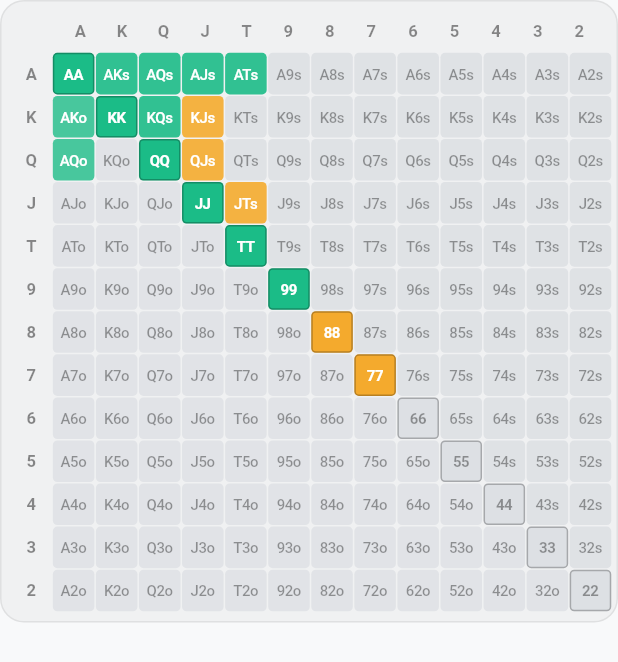
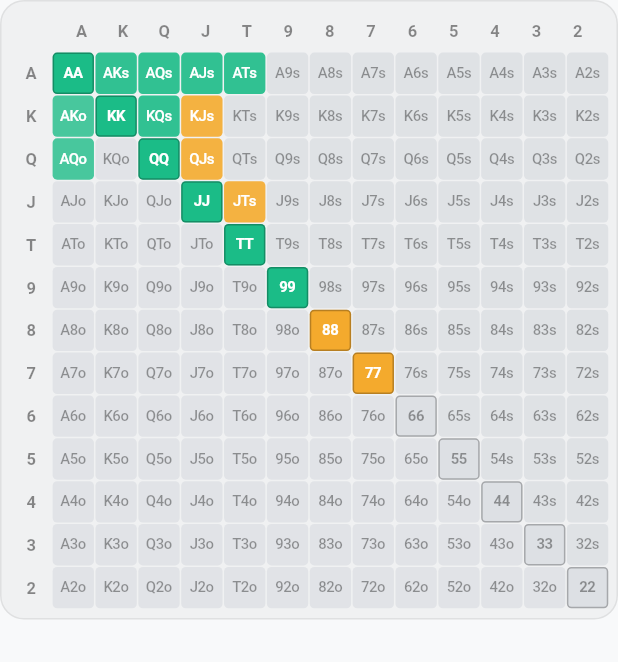
Before and after one commit to kvesen/PokerHandSuggester, a Flutter app: the _RangeGrid widget shown alone on an empty page, opened directly with empty values, on a phone screen of 412 x 824 dp. Shown: the top 662 px of the screen. Run offline on Flutter 3.47's test engine with Material 3 defaults, Android fonts, the phone set to English and light mode, and no system bars; our stand-ins replace camera, firebase_core, firebase_crashlytics, hive_flutter, image_picker, package_info_plus and 2 more; missing offline and left inert: tflite_flutter; accounts and stored records are empty.

Commit message:
Fix hand range grid horizontal overflow using LayoutBuilder
Agent-Logs-Url: https://github.com/kvesen/PokerHandSuggester/sessions/a76cfcca-cb59-4154-8df5-ad137eb2ab29

Co-authored-by: kvesen <267813801+kvesen@users.noreply.github.com>

```diff
--- a/lib/ui/screens/range_chart_screen.dart
+++ b/lib/ui/screens/range_chart_screen.dart
@@ -433,13 +433,21 @@ class _RangeGrid extends StatelessWidget {
 
   @override
   Widget build(BuildContext context) {
-    // Compute adaptive cell size based on screen width
-    final screenWidth = MediaQuery.of(context).size.width;
-    // 12px padding * 2 = 24px, 14 cells (1 rank label + 13 data)
-    final cellSize = ((screenWidth - 24) / 14).clamp(18.0, 34.0);
-    final fontSize = (cellSize * 0.36).clamp(6.5, 12.0);
-    final labelFontSize = (cellSize * 0.40).clamp(7.0, 13.0);
+    return LayoutBuilder(
+      builder: (context, constraints) {
+        // Container padding: EdgeInsets.all(6) => 6px × 2 = 12px
+        // Cell margins: EdgeInsets.all(0.5) × 2 sides × 14 columns = 14px
+        final cellSize =
+            ((constraints.maxWidth - 12 - 14) / 14).clamp(12.0, 34.0);
+        final fontSize = (cellSize * 0.36).clamp(6.0, 12.0);
+        final labelFontSize = (cellSize * 0.40).clamp(6.5, 13.0);
 
+        return _buildGrid(cellSize, fontSize, labelFontSize);
+      },
+    );
+  }
+
+  Widget _buildGrid(double cellSize, double fontSize, double labelFontSize) {
     return Container(
       decoration: BoxDecoration(
         color: (isDark ? Colors.white : Colors.black).withOpacity(0.03),
```
